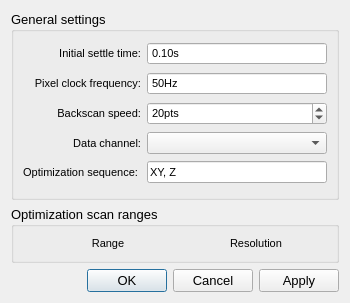
This is qudi/gui/scanning/ui_optimizer_settings.ui in Ulm-IQO/qudi as Qt 5 draws it before an edit. The edited form follows.
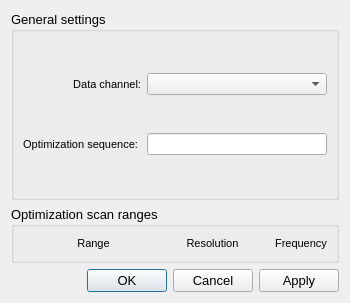
This is the edited form. Custom widgets are drawn as their Qt base class.

Commit message: Debugged split scanning logic modules so far as to being able to start scans from the GUI again

```diff
--- a/qudi/gui/scanning/ui_optimizer_settings.ui
+++ b/qudi/gui/scanning/ui_optimizer_settings.ui
@@ -31,181 +31,19 @@
       <string>General settings</string>
      </property>
      <layout class="QGridLayout" name="gridLayout">
-      <item row="3" column="0">
-       <widget class="QLabel" name="opt_channel_label">
-        <property name="font">
-         <font>
-          <pointsize>8</pointsize>
-         </font>
-        </property>
-        <property name="text">
-         <string>Data channel:</string>
-        </property>
-        <property name="alignment">
-         <set>Qt::AlignRight|Qt::AlignTrailing|Qt::AlignVCenter</set>
-        </property>
-       </widget>
-      </item>
-      <item row="0" column="1">
-       <widget class="ScienDSpinBox" name="init_settle_time_scienDSpinBox">
-        <property name="sizePolicy">
-         <sizepolicy hsizetype="Expanding" vsizetype="Fixed">
-          <horstretch>0</horstretch>
-          <verstretch>0</verstretch>
-         </sizepolicy>
-        </property>
-        <property name="font">
-         <font>
-          <pointsize>8</pointsize>
-         </font>
-        </property>
-        <property name="toolTip">
-         <string>Settle time to let the scanner reach the start point of the optimization scans</string>
-        </property>
-        <property name="buttonSymbols">
-         <enum>QAbstractSpinBox::NoButtons</enum>
-        </property>
-        <property name="prefix">
-         <string/>
-        </property>
-        <property name="suffix">
-         <string>s</string>
-        </property>
-        <property name="maximum">
-         <double>99999999999999999322094867436162797646170844194406400.000000000000000</double>
-        </property>
-        <property name="value">
-         <double>0.100000000000000</double>
-        </property>
-       </widget>
-      </item>
-      <item row="1" column="0">
-       <widget class="QLabel" name="count_freq_label">
-        <property name="font">
-         <font>
-          <pointsize>8</pointsize>
-         </font>
-        </property>
-        <property name="toolTip">
-         <string>Frequency at which the scan pixels are acquired.</string>
-        </property>
-        <property name="text">
-         <string>Pixel clock frequency:</string>
-        </property>
-        <property name="alignment">
-         <set>Qt::AlignRight|Qt::AlignTrailing|Qt::AlignVCenter</set>
-        </property>
-       </widget>
-      </item>
-      <item row="0" column="0">
-       <widget class="QLabel" name="hw_settle_label">
-        <property name="font">
-         <font>
-          <pointsize>8</pointsize>
-         </font>
-        </property>
-        <property name="toolTip">
-         <string>Settle time to let the scanner reach the start point of the optimization scans</string>
-        </property>
-        <property name="text">
-         <string>Initial settle time:</string>
-        </property>
-        <property name="alignment">
-         <set>Qt::AlignRight|Qt::AlignTrailing|Qt::AlignVCenter</set>
-        </property>
-       </widget>
-      </item>
       <item row="1" column="1">
-       <widget class="ScienSpinBox" name="pixel_clock_frequency_scienSpinBox">
-        <property name="sizePolicy">
-         <sizepolicy hsizetype="Expanding" vsizetype="Fixed">
-          <horstretch>0</horstretch>
-          <verstretch>0</verstretch>
-         </sizepolicy>
-        </property>
+       <widget class="QLineEdit" name="optimization_sequence_lineEdit">
         <property name="font">
          <font>
           <pointsize>8</pointsize>
          </font>
-        </property>
-        <property name="toolTip">
-         <string>Frequency at which the scan pixels are acquired.</string>
-        </property>
-        <property name="buttonSymbols">
-         <enum>QAbstractSpinBox::NoButtons</enum>
-        </property>
-        <property name="suffix">
-         <string>Hz</string>
-        </property>
-        <property name="maximum">
-         <number>999999999</number>
-        </property>
-        <property name="value">
-         <number>50</number>
-        </property>
-       </widget>
-      </item>
-      <item row="2" column="0">
-       <widget class="QLabel" name="backscan_points_label">
-        <property name="font">
-         <font>
-          <pointsize>8</pointsize>
-         </font>
-        </property>
-        <property name="toolTip">
-         <string>Resolution (number of steps) in the return scan that occurs between each line of the XY scan.</string>
         </property>
         <property name="text">
-         <string>Backscan speed:</string>
+         <string/>
         </property>
-        <property name="alignment">
-         <set>Qt::AlignRight|Qt::AlignTrailing|Qt::AlignVCenter</set>
-        </property>
        </widget>
       </item>
-      <item row="2" column="1">
-       <widget class="QSpinBox" name="backscan_points_spinBox">
-        <property name="sizePolicy">
-         <sizepolicy hsizetype="Expanding" vsizetype="Fixed">
-          <horstretch>0</horstretch>
-          <verstretch>0</verstretch>
-         </sizepolicy>
-        </property>
-        <property name="font">
-         <font>
-          <pointsize>8</pointsize>
-         </font>
-        </property>
-        <property name="toolTip">
-         <string>Resolution (number of steps) in the return scan that occurs between each line of the XY scan.</string>
-        </property>
-        <property name="suffix">
-         <string>pts</string>
-        </property>
-        <property name="maximum">
-         <number>999999999</number>
-        </property>
-        <property name="value">
-         <number>20</number>
-        </property>
-       </widget>
-      </item>
-      <item row="3" column="1">
-       <widget class="QComboBox" name="opt_channel_ComboBox">
-        <property name="sizePolicy">
-         <sizepolicy hsizetype="Expanding" vsizetype="Fixed">
-          <horstretch>0</horstretch>
-          <verstretch>0</verstretch>
-         </sizepolicy>
-        </property>
-        <property name="font">
-         <font>
-          <pointsize>8</pointsize>
-         </font>
-        </property>
-       </widget>
-      </item>
-      <item row="4" column="0">
+      <item row="1" column="0">
        <widget class="QLabel" name="opt_sequence_label">
         <property name="font">
          <font>
@@ -220,15 +58,33 @@
         </property>
        </widget>
       </item>
-      <item row="4" column="1">
-       <widget class="QLineEdit" name="optimization_sequence_lineEdit">
+      <item row="0" column="1">
+       <widget class="QComboBox" name="opt_channel_ComboBox">
+        <property name="sizePolicy">
+         <sizepolicy hsizetype="Expanding" vsizetype="Fixed">
+          <horstretch>0</horstretch>
+          <verstretch>0</verstretch>
+         </sizepolicy>
+        </property>
+        <property name="font">
+         <font>
+          <pointsize>8</pointsize>
+         </font>
+        </property>
+       </widget>
+      </item>
+      <item row="0" column="0">
+       <widget class="QLabel" name="opt_channel_label">
         <property name="font">
          <font>
           <pointsize>8</pointsize>
          </font>
         </property>
         <property name="text">
-         <string>XY, Z</string>
+         <string>Data channel:</string>
+        </property>
+        <property name="alignment">
+         <set>Qt::AlignRight|Qt::AlignTrailing|Qt::AlignVCenter</set>
         </property>
        </widget>
       </item>
@@ -252,6 +108,19 @@
       <string>Optimization scan ranges</string>
      </property>
      <layout class="QGridLayout" name="scan_ranges_gridLayout">
+      <item row="0" column="0">
+       <widget class="QLabel" name="dummy_label">
+        <property name="enabled">
+         <bool>false</bool>
+        </property>
+        <property name="text">
+         <string/>
+        </property>
+        <property name="textInteractionFlags">
+         <set>Qt::NoTextInteraction</set>
+        </property>
+       </widget>
+      </item>
       <item row="0" column="2">
        <widget class="QLabel" name="label_3">
         <property name="sizePolicy">
@@ -294,16 +163,18 @@
         </property>
        </widget>
       </item>
-      <item row="0" column="0">
-       <widget class="QLabel" name="dummy_label">
-        <property name="enabled">
-         <bool>false</bool>
+      <item row="0" column="3">
+       <widget class="QLabel" name="label">
+        <property name="font">
+         <font>
+          <pointsize>8</pointsize>
+         </font>
         </property>
         <property name="text">
-         <string/>
+         <string>Frequency</string>
         </property>
-        <property name="textInteractionFlags">
-         <set>Qt::NoTextInteraction</set>
+        <property name="alignment">
+         <set>Qt::AlignCenter</set>
         </property>
        </widget>
       </item>
@@ -333,18 +204,6 @@
    </item>
   </layout>
  </widget>
- <customwidgets>
-  <customwidget>
-   <class>ScienDSpinBox</class>
-   <extends>QDoubleSpinBox</extends>
-   <header>qudi.core.gui.qtwidgets.scientific_spinbox.h</header>
-  </customwidget>
-  <customwidget>
-   <class>ScienSpinBox</class>
-   <extends>QSpinBox</extends>
-   <header>qudi.core.gui.qtwidgets.scientific_spinbox.h</header>
-  </customwidget>
- </customwidgets>
  <tabstops>
   <tabstop>buttonBox</tabstop>
  </tabstops>
```
The commit also changes 5 other files.
